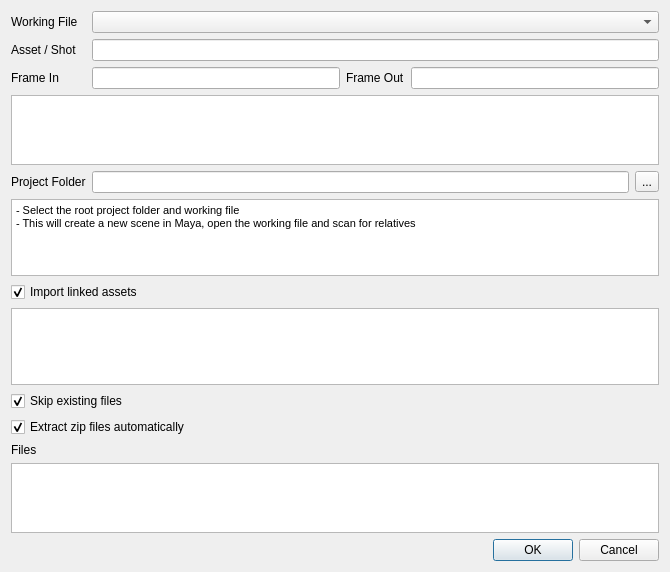
Qt form module/wildchildanimation/gui/forms/maya/loader_dialog.ui (dearyangyu/swing) before a commit.
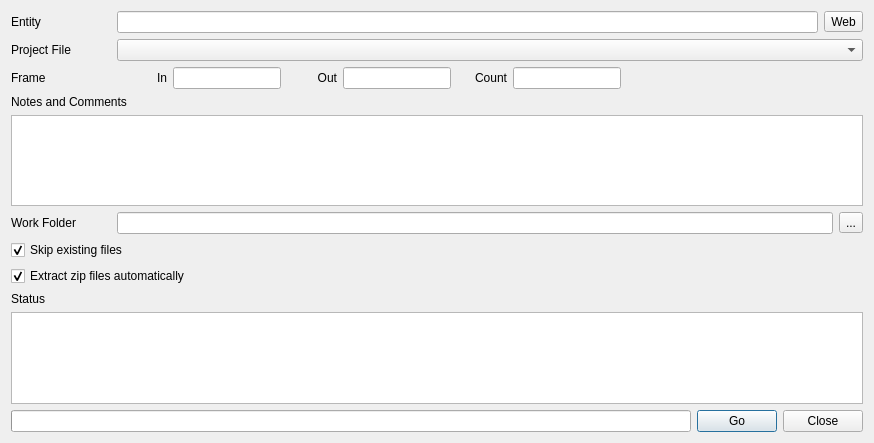
The same form after that commit.

What changed in the file:
```diff
--- a/module/wildchildanimation/gui/forms/maya/loader_dialog.ui
+++ b/module/wildchildanimation/gui/forms/maya/loader_dialog.ui
@@ -2,12 +2,15 @@
 <ui version="4.0">
  <class>LoaderDialog</class>
  <widget class="QDialog" name="LoaderDialog">
+  <property name="enabled">
+   <bool>true</bool>
+  </property>
   <property name="geometry">
    <rect>
     <x>0</x>
     <y>0</y>
-    <width>670</width>
-    <height>572</height>
+    <width>874</width>
+    <height>443</height>
    </rect>
   </property>
   <property name="windowTitle">
@@ -16,18 +19,48 @@
   <layout class="QVBoxLayout" name="verticalLayout">
    <item>
     <layout class="QVBoxLayout" name="verticalLayoutEntity">
+     <item>
+      <layout class="QHBoxLayout" name="horizontalLayout_2">
+       <item>
+        <widget class="QLabel" name="labelEntity">
+         <property name="minimumSize">
+          <size>
+           <width>100</width>
+           <height>0</height>
+          </size>
+         </property>
+         <property name="text">
+          <string>Entity</string>
+         </property>
+        </widget>
+       </item>
+       <item>
+        <widget class="QLineEdit" name="lineEditEntity"/>
+       </item>
+       <item>
+        <widget class="QToolButton" name="toolButtonWeb">
+         <property name="toolTip">
+          <string>Opens link in Kitsu</string>
+         </property>
+         <property name="text">
+          <string>Web</string>
+         </property>
+        </widget>
+       </item>
+      </layout>
+     </item>
      <item>
       <layout class="QHBoxLayout" name="horizontalLayoutWorkingFile">
        <item>
         <widget class="QLabel" name="labelWorkingFile">
          <property name="minimumSize">
           <size>
-           <width>75</width>
+           <width>100</width>
            <height>0</height>
           </size>
          </property>
          <property name="text">
-          <string>Working File</string>
+          <string>Project File</string>
          </property>
         </widget>
        </item>
@@ -45,58 +78,110 @@
      </item>
      <item>
       <layout class="QVBoxLayout" name="verticalLayoutEntityInfo">
-       <item>
-        <layout class="QHBoxLayout" name="horizontalLayoutEntityDescription">
-         <item>
-          <widget class="QLabel" name="labelEntity">
-           <property name="minimumSize">
-            <size>
-             <width>75</width>
-             <height>0</height>
-            </size>
-           </property>
-           <property name="text">
-            <string>Asset / Shot</string>
-           </property>
-          </widget>
-         </item>
-         <item>
-          <widget class="QLineEdit" name="lineEditAsset"/>
-         </item>
-        </layout>
-       </item>
        <item>
         <layout class="QHBoxLayout" name="horizontalLayoutFrameDetails">
          <item>
-          <widget class="QLabel" name="labelFrameIn">
+          <widget class="QLabel" name="labelFrames">
            <property name="minimumSize">
             <size>
-             <width>75</width>
+             <width>100</width>
              <height>0</height>
             </size>
            </property>
            <property name="text">
-            <string>Frame In</string>
+            <string>Frame</string>
            </property>
           </widget>
          </item>
          <item>
-          <widget class="QLineEdit" name="lineEditFrameIn"/>
+          <layout class="QHBoxLayout" name="horizontalLayout_3">
+           <item>
+            <widget class="QLabel" name="labelFrameIn">
+             <property name="minimumSize">
+              <size>
+               <width>50</width>
+               <height>0</height>
+              </size>
+             </property>
+             <property name="text">
+              <string>In</string>
+             </property>
+             <property name="alignment">
+              <set>Qt::AlignRight|Qt::AlignTrailing|Qt::AlignVCenter</set>
+             </property>
+            </widget>
+           </item>
+           <item>
+            <widget class="QLineEdit" name="lineEditFrameIn"/>
+           </item>
+           <item>
+            <widget class="QLabel" name="labelFrameOut">
+             <property name="minimumSize">
+              <size>
+               <width>50</width>
+               <height>0</height>
+              </size>
+             </property>
+             <property name="text">
+              <string>Out</string>
+             </property>
+             <property name="alignment">
+              <set>Qt::AlignRight|Qt::AlignTrailing|Qt::AlignVCenter</set>
+             </property>
+            </widget>
+           </item>
+           <item>
+            <widget class="QLineEdit" name="lineEditFrameOut"/>
+           </item>
+           <item>
+            <widget class="QLabel" name="labelFrameCount">
+             <property name="minimumSize">
+              <size>
+               <width>50</width>
+               <height>0</height>
+              </size>
+             </property>
+             <property name="text">
+              <string>Count</string>
+             </property>
+             <property name="alignment">
+              <set>Qt::AlignRight|Qt::AlignTrailing|Qt::AlignVCenter</set>
+             </property>
+            </widget>
+           </item>
+           <item>
+            <widget class="QLineEdit" name="lineEditFrameCount"/>
+           </item>
+          </layout>
          </item>
          <item>
-          <widget class="QLabel" name="labelFrameOut">
-           <property name="text">
-            <string>Frame Out</string>
+          <spacer name="horizontalSpacer">
+           <property name="orientation">
+            <enum>Qt::Horizontal</enum>
            </property>
-          </widget>
-         </item>
-         <item>
-          <widget class="QLineEdit" name="lineEditFrameOut"/>
+           <property name="sizeHint" stdset="0">
+            <size>
+             <width>40</width>
+             <height>20</height>
+            </size>
+           </property>
+          </spacer>
          </item>
         </layout>
        </item>
        <item>
-        <widget class="QTextEdit" name="textEditShotInfo"/>
+        <widget class="QLabel" name="label">
+         <property name="text">
+          <string>Notes and Comments</string>
+         </property>
+        </widget>
+       </item>
+       <item>
+        <widget class="QTextEdit" name="textEditShotInfo">
+         <property name="readOnly">
+          <bool>true</bool>
+         </property>
+        </widget>
        </item>
       </layout>
      </item>
@@ -106,12 +191,12 @@
         <widget class="QLabel" name="labelWorkingDir">
          <property name="minimumSize">
           <size>
-           <width>75</width>
+           <width>100</width>
            <height>0</height>
           </size>
          </property>
          <property name="text">
-          <string>Project Folder</string>
+          <string>Work Folder</string>
          </property>
         </widget>
        </item>
@@ -129,51 +214,16 @@
      </item>
     </layout>
    </item>
-   <item>
-    <layout class="QVBoxLayout" name="verticalLayoutLinkedAssets">
-     <item>
-      <widget class="QTextEdit" name="textEditNotes">
-       <property name="autoFillBackground">
-        <bool>true</bool>
-       </property>
-       <property name="verticalScrollBarPolicy">
-        <enum>Qt::ScrollBarAlwaysOff</enum>
-       </property>
-       <property name="horizontalScrollBarPolicy">
-        <enum>Qt::ScrollBarAlwaysOff</enum>
-       </property>
-       <property name="readOnly">
-        <bool>true</bool>
-       </property>
-       <property name="html">
-        <string>&lt;!DOCTYPE HTML PUBLIC &quot;-//W3C//DTD HTML 4.0//EN&quot; &quot;http://www.w3.org/TR/REC-html40/strict.dtd&quot;&gt;
-&lt;html&gt;&lt;head&gt;&lt;meta name=&quot;qrichtext&quot; content=&quot;1&quot; /&gt;&lt;style type=&quot;text/css&quot;&gt;
-p, li { white-space: pre-wrap; }
-&lt;/style&gt;&lt;/head&gt;&lt;body style=&quot; font-family:'MS Shell Dlg 2'; font-size:8pt; font-weight:400; font-style:normal;&quot;&gt;
-&lt;p style=&quot; margin-top:0px; margin-bottom:0px; margin-left:0px; margin-right:0px; -qt-block-indent:0; text-indent:0px;&quot;&gt;- Select the root project folder and working file&lt;/p&gt;
-&lt;p style=&quot; margin-top:0px; margin-bottom:0px; margin-left:0px; margin-right:0px; -qt-block-indent:0; text-indent:0px;&quot;&gt;- This will create a new scene in Maya, open the working file and scan for relatives &lt;br /&gt;&lt;/p&gt;&lt;/body&gt;&lt;/html&gt;</string>
-       </property>
-      </widget>
-     </item>
-     <item>
-      <widget class="QCheckBox" name="checkBoxLinkedAssets">
-       <property name="text">
-        <string>Import linked assets</string>
-       </property>
-       <property name="checked">
-        <bool>true</bool>
-       </property>
-      </widget>
-     </item>
-     <item>
-      <widget class="QTreeView" name="treeViewLinkedAssets"/>
-     </item>
-    </layout>
-   </item>
    <item>
     <layout class="QVBoxLayout" name="verticalLayoutOptions">
      <item>
       <widget class="QCheckBox" name="checkBoxSkipExisting">
+       <property name="minimumSize">
+        <size>
+         <width>100</width>
+         <height>0</height>
+        </size>
+       </property>
        <property name="styleSheet">
         <string notr="true"/>
        </property>
@@ -187,6 +237,12 @@
      </item>
      <item>
       <widget class="QCheckBox" name="checkBoxExtractZips">
+       <property name="minimumSize">
+        <size>
+         <width>100</width>
+         <height>0</height>
+        </size>
+       </property>
        <property name="text">
         <string>Extract zip files automatically</string>
        </property>
@@ -202,24 +258,55 @@
      <item>
       <widget class="QLabel" name="labelFiles">
        <property name="text">
-        <string>Files</string>
+        <string>Status</string>
        </property>
       </widget>
      </item>
      <item>
-      <widget class="QTableView" name="tableViewFiles"/>
+      <widget class="QTextEdit" name="textEditStatus">
+       <property name="font">
+        <font>
+         <family>MS Sans Serif</family>
+        </font>
+       </property>
+       <property name="html">
+        <string>&lt;!DOCTYPE HTML PUBLIC &quot;-//W3C//DTD HTML 4.0//EN&quot; &quot;http://www.w3.org/TR/REC-html40/strict.dtd&quot;&gt;
+&lt;html&gt;&lt;head&gt;&lt;meta name=&quot;qrichtext&quot; content=&quot;1&quot; /&gt;&lt;style type=&quot;text/css&quot;&gt;
+p, li { white-space: pre-wrap; }
+&lt;/style&gt;&lt;/head&gt;&lt;body style=&quot; font-family:'MS Sans Serif'; font-size:8pt; font-weight:400; font-style:normal;&quot;&gt;
+&lt;p style=&quot;-qt-paragraph-type:empty; margin-top:0px; margin-bottom:0px; margin-left:0px; margin-right:0px; -qt-block-indent:0; text-indent:0px;&quot;&gt;&lt;br /&gt;&lt;/p&gt;&lt;/body&gt;&lt;/html&gt;</string>
+       </property>
+      </widget>
      </item>
     </layout>
    </item>
    <item>
-    <widget class="QDialogButtonBox" name="buttonBox">
-     <property name="orientation">
-      <enum>Qt::Horizontal</enum>
-     </property>
-     <property name="standardButtons">
-      <set>QDialogButtonBox::Cancel|QDialogButtonBox::Ok</set>
-     </property>
-    </widget>
+    <layout class="QHBoxLayout" name="horizontalLayout">
+     <item>
+      <widget class="QProgressBar" name="progressBar">
+       <property name="value">
+        <number>0</number>
+       </property>
+       <property name="textVisible">
+        <bool>false</bool>
+       </property>
+      </widget>
+     </item>
+     <item>
+      <widget class="QPushButton" name="pushButtonImport">
+       <property name="text">
+        <string>Go</string>
+       </property>
+      </widget>
+     </item>
+     <item>
+      <widget class="QPushButton" name="pushButtonCancel">
+       <property name="text">
+        <string>Close</string>
+       </property>
+      </widget>
+     </item>
+    </layout>
    </item>
   </layout>
  </widget>
```
Left out of the diff: 35 changed lines with no effect on the pictures.
